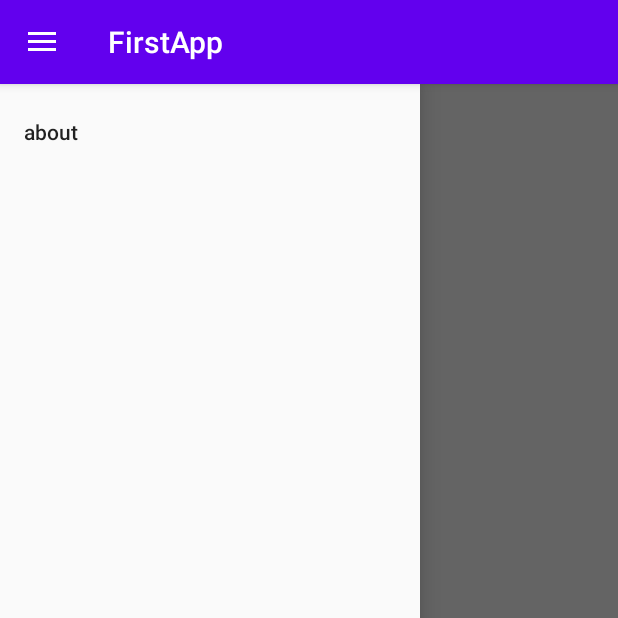
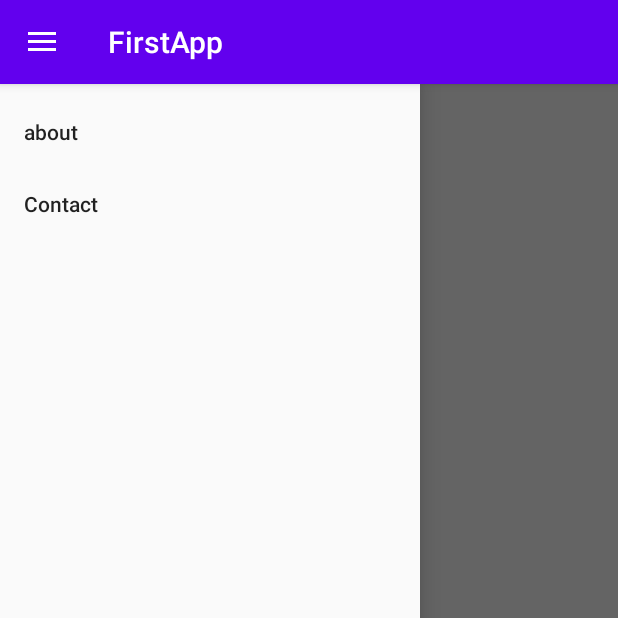
Before and after one commit to TNykuka/newFirstApp, an Android app: the screen it shows after launch (MainActivity), with the side drawer open, on a phone screen of 412 x 824 dp, the top half of it. Run offline under Robolectric (Android 15) with nearby library versions, the phone set to English and light mode, and no system bars; our stand-ins replace data binding, navigation-ui.

```diff
--- a/app/src/main/java/com/example/newfirstapp/MainActivity.kt
+++ b/app/src/main/java/com/example/newfirstapp/MainActivity.kt
@@ -25,7 +25,6 @@ class MainActivity : AppCompatActivity() {
         NavigationUI.setupActionBarWithNavController(this,navController, drawerLayout)
 
         NavigationUI.setupWithNavController(binding.navView, navController)
-
     }
     override fun onSupportNavigateUp(): Boolean {
         val navController = this.findNavController(R.id.myNavHostFragment)
--- a/app/src/main/res/menu/options_menu.xml
+++ b/app/src/main/res/menu/options_menu.xml
@@ -4,4 +4,7 @@
     <item
         android:id="@+id/aboutFragment"
         android:title="@string/about" />
+    <item
+        android:id="@+id/contactFragment"
+        android:title="@string/contact" />
 </menu>
--- a/app/src/main/res/navigation/navigation.xml
+++ b/app/src/main/res/navigation/navigation.xml
@@ -18,5 +18,10 @@
         android:name="com.example.newfirstapp.About.AboutFragment"
         android:label="About"
         tools:layout="@layout/about_fragment" />
+    <fragment
+        android:id="@+id/contactFragment"
+        android:name="com.example.newfirstapp.contant.ContactFragment"
+        android:label="Contact"
+        tools:layout="@layout/contact_fragment" />
 
 </navigation>
--- a/app/src/main/res/values/strings.xml
+++ b/app/src/main/res/values/strings.xml
@@ -3,4 +3,5 @@
     <!-- TODO: Remove or change this placeholder text -->
     <string name="hello_blank_fragment">Hello blank fragment</string>
     <string name="about">about</string>
+    <string name="contact">Contact</string>
 </resources>
```
Also changed, not shown: app/build.gradle (+21 -0 lines), app/src/main/java/com/example/newfirstapp/contant/ContactFragment.kt (added, +16 -0 lines), app/src/main/java/com/example/newfirstapp/db/User.kt (added, +11 -0 lines).
